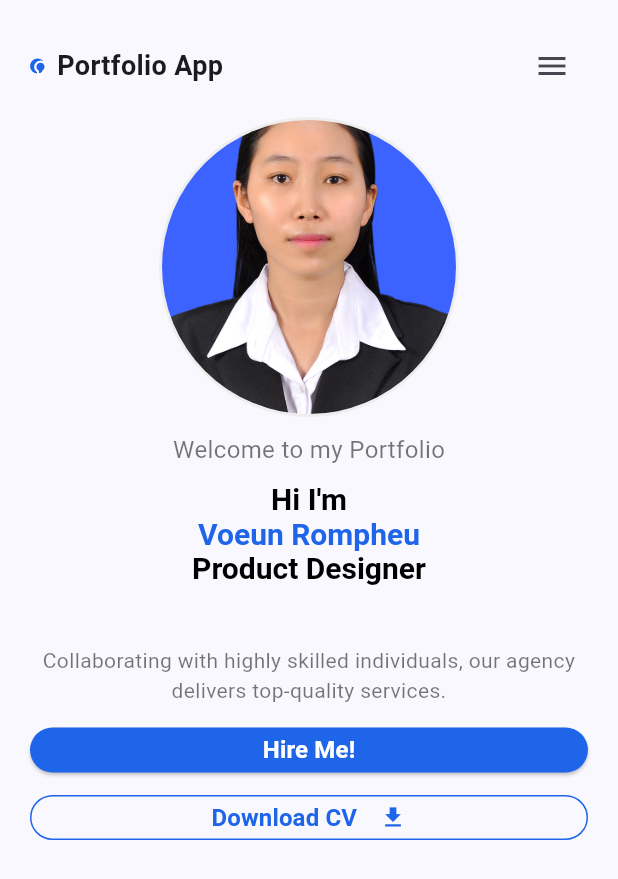
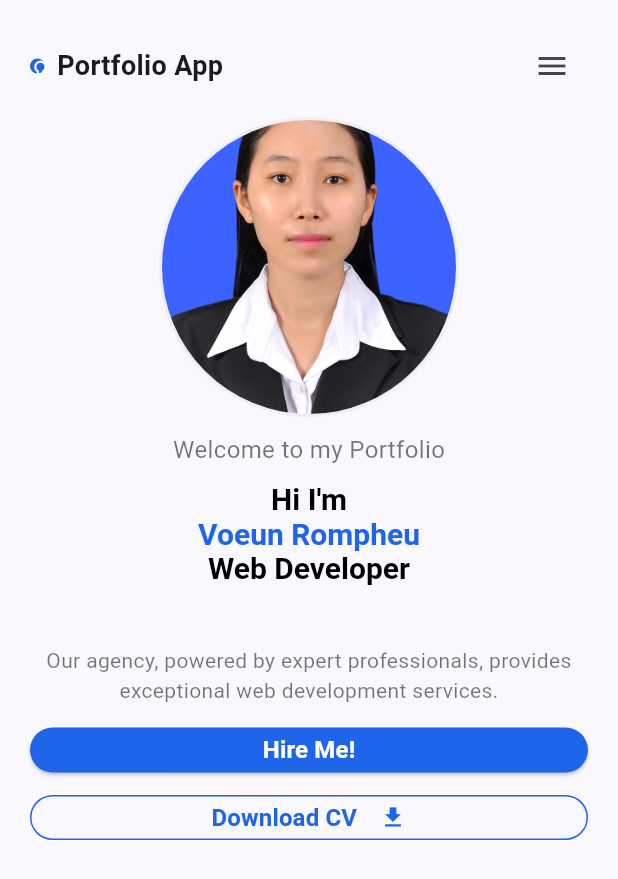
Before and after one commit to Rompheu/Mobile_Dev, a Flutter app: the screen it shows after launch, on a phone screen of 412 x 824 dp. Shown: the top 879 px of the screen. Run offline on Flutter 3.47's test engine with Material 3 defaults, Android fonts, the phone set to English and light mode, and no system bars.

Commit message:
Finish the assignment_01 of Portfolio App Flutter

```diff
--- a/lib/main.dart
+++ b/lib/main.dart
@@ -134,7 +134,7 @@ class PortfolioScreen extends StatelessWidget {
                       ),
                     ),
                     TextSpan(
-                      text: 'Product Designer',
+                      text: 'Web Developer',
                       style: TextStyle(
                         fontSize: 20,
                         fontWeight: FontWeight.bold,
@@ -151,7 +151,7 @@ class PortfolioScreen extends StatelessWidget {
               // Bio Text
               const SizedBox(height: 20),
               const Text(
-                'Collaborating with highly skilled individuals, our agency delivers top-quality services.',
+                'Our agency, powered by expert professionals, provides exceptional web development services.',
                 textAlign: TextAlign.center,
                 style: TextStyle(
                   fontSize: 14,
```
